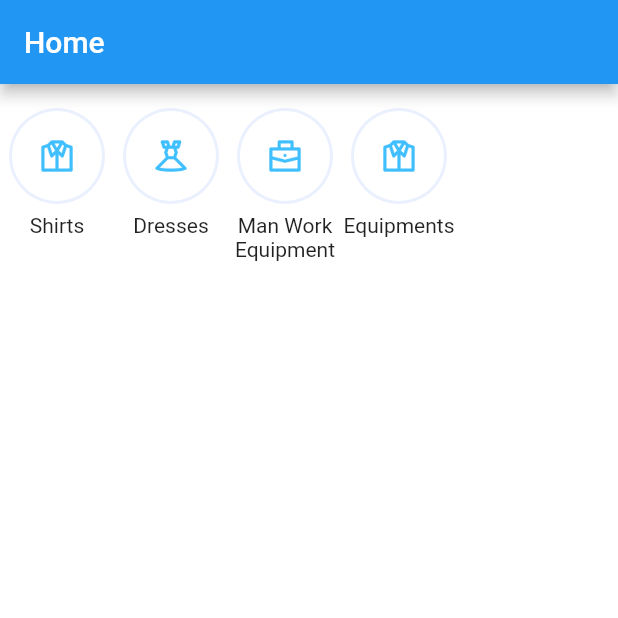
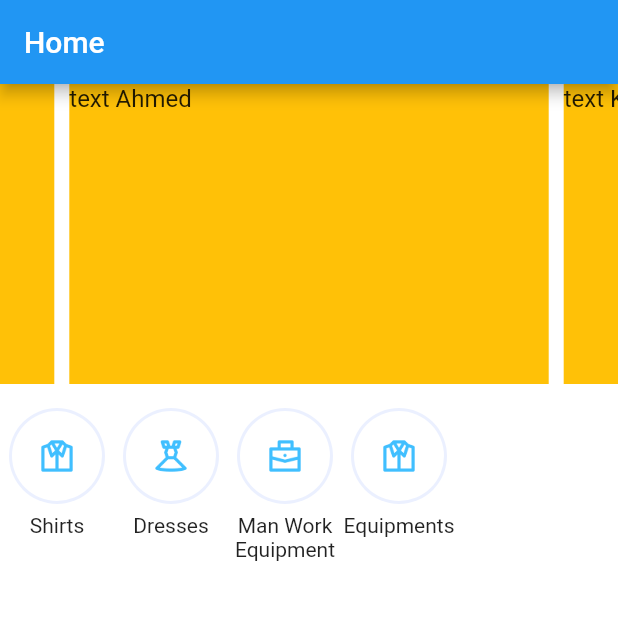
Before and after one commit to Youssefguba/new_project_sat26, a Flutter app: the HomeScreen screen opened directly, on a phone screen of 412 x 824 dp, the top half of it. Run offline on Flutter 3.47's test engine with Material 2 defaults, Android fonts, the phone set to English and light mode, and no system bars; drawn by our look-alikes of carousel_slider; our stand-ins replace dio, lottie, shared_preferences; accounts and stored records are empty.

```diff
--- a/lib/features/home/screens/home_screen.dart
+++ b/lib/features/home/screens/home_screen.dart
@@ -1,5 +1,7 @@
 import 'package:flutter/material.dart';
+import 'package:carousel_slider/carousel_slider.dart';
 
+// [UI - Logic(API) ]
 class HomeScreen extends StatelessWidget {
   HomeScreen({Key? key}) : super(key: key);
 
@@ -32,6 +34,7 @@ class HomeScreen extends StatelessWidget {
       body: Column(
         children: [
           // Slider
+          _sliderWidget(),
 
           // Category
           /// 2 ways to do a for loop with Widgets :
@@ -76,6 +79,26 @@ class HomeScreen extends StatelessWidget {
       ),
     );
   }
+
+  Widget _sliderWidget() {
+    return CarouselSlider(
+      options: CarouselOptions(height: 200.0),
+      items: ['Ahmed', 'Khaled', 'Nada', 'Ashraf', 5].map((item) {
+        return Builder(
+          builder: (BuildContext context) {
+            return Container(
+                width: MediaQuery.of(context).size.width,
+                margin: EdgeInsets.symmetric(horizontal: 5.0),
+                decoration: BoxDecoration(color: Colors.amber),
+                child: Text(
+                  'text $item',
+                  style: TextStyle(fontSize: 16.0),
+                ));
+          },
+        );
+      }).toList(),
+    );
+  }
 }
 
 class CategoryItemWidget extends StatelessWidget {
@@ -98,8 +121,9 @@ class CategoryItemWidget extends StatelessWidget {
             child: CircleAvatar(
               radius: 30,
               backgroundColor: Colors.white,
-              child: Image.asset(data['icon'],
-              height: 25,
+              child: Image.asset(
+                data['icon'],
+                height: 25,
               ),
             ),
           ),
@@ -110,8 +134,6 @@ class CategoryItemWidget extends StatelessWidget {
             data['text'],
             maxLines: 2,
             textAlign: TextAlign.center,
-
-
           ),
         ),
       ],
--- a/pubspec.yaml
+++ b/pubspec.yaml
@@ -39,6 +39,7 @@ dependencies:
   dio: 5.1.2
   shared_preferences: ^2.1.2
   lottie: ^2.4.0
+  carousel_slider: ^4.2.1
 
 dev_dependencies:
   flutter_test:
```
Also changed, not shown: pubspec.lock.
